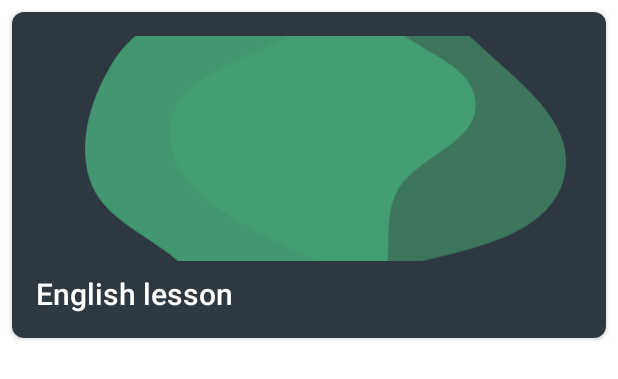
After one commit to jsemaljaa/itu23-lsm, an Android app: the layout item_service_card_big.xml on its own in the app's theme, with its tools: preview values and no code run, on a phone screen of 412 x 824 dp. The commit adds this screen. Shown: the top 379 px of the screen. Run offline under Robolectric (Android 15) with nearby library versions, the light colour scheme and no system bars.

Commit message:
service search functionality

```diff
--- a/app/src/main/java/com/itu/lsm/ServiceAdapter.kt
+++ b/app/src/main/java/com/itu/lsm/ServiceAdapter.kt
@@ -40,8 +40,6 @@ class ServiceAdapter(private var dataset: List<Service>, private val onServiceCl
         }
     }
 
-
-
     private fun getImageResourceBasedOnTitle(title: String): Int {
         return when (title) {
             "Tutoring" -> R.drawable.ai_tutoring
--- a/app/src/main/java/com/itu/lsm/ui/home/HomeViewModel.kt
+++ b/app/src/main/java/com/itu/lsm/ui/home/HomeViewModel.kt
@@ -56,8 +56,6 @@ class HomeViewModel : ViewModel() {
     private fun loadServices() {
         servicesRef.addValueEventListener(object : ValueEventListener {
             override fun onDataChange(dataSnapshot: DataSnapshot) {
-                val serviceList = mutableListOf<Service>()
-
                 val inspList = mutableListOf<Service>()
                 val popList = mutableListOf<Service>()
 
@@ -73,7 +71,6 @@ class HomeViewModel : ViewModel() {
                     }
                 }
 
-//                dataSnapshot.children.mapNotNullTo(serviceList) { it.getValue<Service>(Service::class.java) }
                 _servicesInspiration.value = inspList
                 _servicesPopular.value = popList
             }
--- /dev/null
+++ b/app/src/main/res/layout/item_service_card_big.xml
@@ -0,0 +1,42 @@
+<?xml version="1.0" encoding="utf-8"?>
+
+<!--Author: Alina Vinogradova (xvinog00)-->
+
+<androidx.cardview.widget.CardView xmlns:android="http://schemas.android.com/apk/res/android"
+    xmlns:app="http://schemas.android.com/apk/res-auto"
+    android:layout_width="match_parent"
+    android:layout_height="wrap_content"
+    android:layout_margin="8dp"
+    app:cardCornerRadius="8dp">
+
+    <androidx.constraintlayout.widget.ConstraintLayout
+        android:layout_width="match_parent"
+        android:layout_height="wrap_content"
+        android:padding="16dp"
+        android:background="@color/headers">
+
+        <ImageView
+            android:id="@+id/tvImage"
+            android:layout_width="0dp"
+            android:layout_height="150dp"
+            android:scaleType="centerCrop"
+            app:layout_constraintTop_toTopOf="parent"
+            app:layout_constraintStart_toStartOf="parent"
+            app:layout_constraintEnd_toEndOf="parent"
+            app:srcCompat="@drawable/logo" />
+
+        <TextView
+            android:textColor="@color/white"
+            android:id="@+id/tvTitle"
+            android:layout_width="0dp"
+            android:layout_height="wrap_content"
+            android:layout_marginTop="8dp"
+            android:textAppearance="@style/TextAppearance.AppCompat.Title"
+            app:layout_constraintTop_toBottomOf="@+id/tvImage"
+            app:layout_constraintStart_toStartOf="parent"
+            app:layout_constraintEnd_toEndOf="parent"
+            android:text="English lesson" />
+
+    </androidx.constraintlayout.widget.ConstraintLayout>
+
+</androidx.cardview.widget.CardView>
```
Also changed, not shown: app/src/main/java/com/itu/lsm/ServiceBigAdapter.kt (added, +54 -0 lines), app/src/main/java/com/itu/lsm/ui/search/SearchFragment.kt (+49 -15 lines), app/src/main/java/com/itu/lsm/ui/search/SearchViewModel.kt (+46 -3 lines), app/src/main/java/com/itu/lsm/ui/tasks/TasksFragment.kt (+0 -8 lines), app/src/main/res/layout/fragment_search.xml (+36 -10 lines), app/src/main/res/navigation/mobile_navigation.xml (+7 -2 lines).
